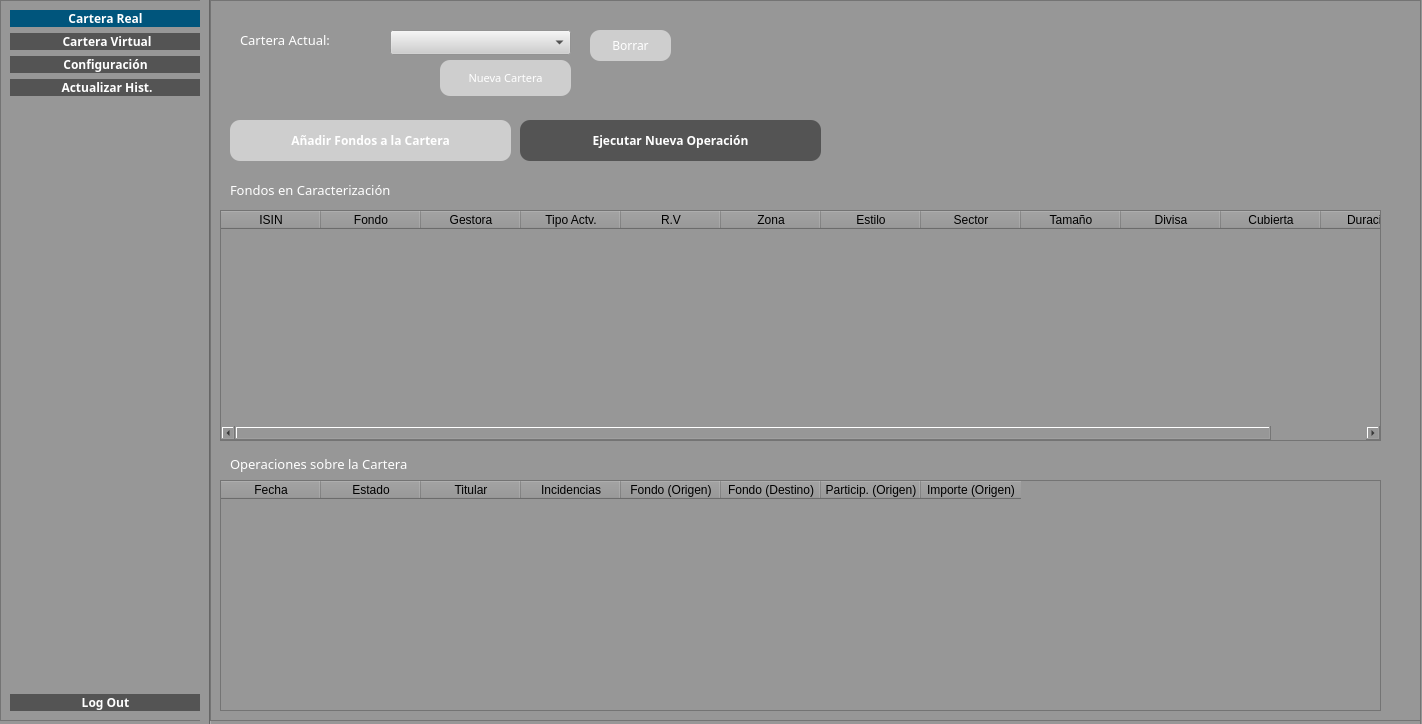
This is src/GUI/PrincipalUsuario.ui in jesusramondovale/IngenicaSTS as Qt 5 draws it before an edit. The edited form follows.
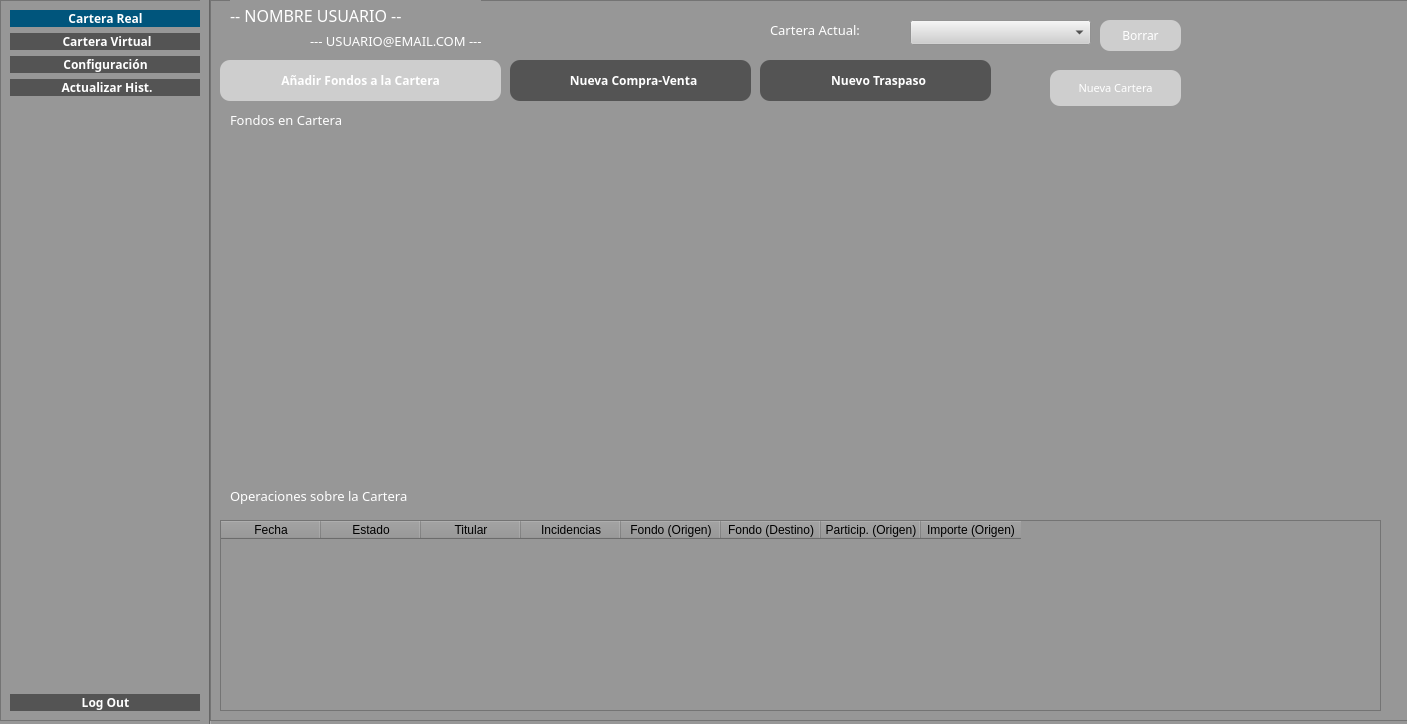
This is the edited form. Icons and pictures are not drawn.

Commit message: Añadido: Grafico Circular de Cartera

```diff
--- a/src/GUI/PrincipalUsuario.ui
+++ b/src/GUI/PrincipalUsuario.ui
@@ -6,7 +6,7 @@
    <rect>
     <x>0</x>
     <y>0</y>
-    <width>1422</width>
+    <width>1407</width>
     <height>724</height>
    </rect>
   </property>
@@ -699,8 +699,8 @@
     <widget class="QPushButton" name="buttonAddCarteraReal">
      <property name="geometry">
       <rect>
-       <x>230</x>
-       <y>60</y>
+       <x>840</x>
+       <y>70</y>
        <width>131</width>
        <height>36</height>
       </rect>
@@ -735,8 +735,8 @@
     <widget class="QComboBox" name="cbCarterasReal">
      <property name="geometry">
       <rect>
-       <x>180</x>
-       <y>30</y>
+       <x>700</x>
+       <y>20</y>
        <width>181</width>
        <height>25</height>
       </rect>
@@ -762,8 +762,8 @@
     <widget class="QPushButton" name="buttonAddISINReal">
      <property name="geometry">
       <rect>
-       <x>20</x>
-       <y>120</y>
+       <x>10</x>
+       <y>60</y>
        <width>281</width>
        <height>41</height>
       </rect>
@@ -792,9 +792,9 @@
     <widget class="QLabel" name="label_3">
      <property name="geometry">
       <rect>
-       <x>30</x>
-       <y>30</y>
-       <width>151</width>
+       <x>560</x>
+       <y>20</y>
+       <width>131</width>
        <height>19</height>
       </rect>
      </property>
@@ -816,8 +816,8 @@
     <widget class="QPushButton" name="buttonBorrarCarteraReal">
      <property name="geometry">
       <rect>
-       <x>380</x>
-       <y>30</y>
+       <x>890</x>
+       <y>20</y>
        <width>81</width>
        <height>31</height>
       </rect>
@@ -840,82 +840,12 @@
        <normaloff>../../../feather/delete.svg</normaloff>../../../feather/delete.svg</iconset>
      </property>
     </widget>
-    <widget class="QTableWidget" name="tableFondos">
+    <widget class="QPushButton" name="buttonOpBasica">
      <property name="geometry">
       <rect>
-       <x>10</x>
-       <y>210</y>
-       <width>1161</width>
-       <height>231</height>
-      </rect>
-     </property>
-     <column>
-      <property name="text">
-       <string>ISIN</string>
-      </property>
-     </column>
-     <column>
-      <property name="text">
-       <string>Fondo</string>
-      </property>
-     </column>
-     <column>
-      <property name="text">
-       <string>Gestora</string>
-      </property>
-     </column>
-     <column>
-      <property name="text">
-       <string>Tipo Actv.</string>
-      </property>
-     </column>
-     <column>
-      <property name="text">
-       <string>R.V</string>
-      </property>
-     </column>
-     <column>
-      <property name="text">
-       <string>Zona</string>
-      </property>
-     </column>
-     <column>
-      <property name="text">
-       <string>Estilo</string>
-      </property>
-     </column>
-     <column>
-      <property name="text">
-       <string>Sector</string>
-      </property>
-     </column>
-     <column>
-      <property name="text">
-       <string>Tamaño</string>
-      </property>
-     </column>
-     <column>
-      <property name="text">
-       <string>Divisa</string>
-      </property>
-     </column>
-     <column>
-      <property name="text">
-       <string>Cubierta</string>
-      </property>
-     </column>
-     <column>
-      <property name="text">
-       <string>Duración</string>
-      </property>
-     </column>
-    </widget>
-    <widget class="QPushButton" name="buttonOperacion">
-     <property name="geometry">
-      <rect>
-       <x>310</x>
-       <y>120</y>
-       <width>301</width>
+       <x>300</x>
+       <y>60</y>
+       <width>241</width>
        <height>41</height>
       </rect>
      </property>
@@ -928,7 +858,7 @@
       </font>
      </property>
      <property name="text">
-      <string>Ejecutar Nueva Operación</string>
+      <string>  Nueva Compra-Venta</string>
      </property>
      <property name="icon">
       <iconset>
@@ -945,7 +875,7 @@
      <property name="geometry">
       <rect>
        <x>20</x>
-       <y>180</y>
+       <y>110</y>
        <width>231</width>
        <height>19</height>
       </rect>
@@ -962,14 +892,14 @@
       <string notr="true"/>
      </property>
      <property name="text">
-      <string>Fondos en Caracterización</string>
+      <string>Fondos en Cartera</string>
      </property>
     </widget>
     <widget class="QLabel" name="label_5">
      <property name="geometry">
       <rect>
        <x>20</x>
-       <y>448</y>
+       <y>480</y>
        <width>251</width>
        <height>31</height>
       </rect>
@@ -993,9 +923,9 @@
      <property name="geometry">
       <rect>
        <x>10</x>
-       <y>480</y>
+       <y>520</y>
        <width>1161</width>
-       <height>231</height>
+       <height>191</height>
       </rect>
      </property>
      <column>
@@ -1039,6 +969,99 @@
       </property>
      </column>
     </widget>
+    <widget class="QLabel" name="labelUsuarioReal">
+     <property name="geometry">
+      <rect>
+       <x>20</x>
+       <y>0</y>
+       <width>251</width>
+       <height>31</height>
+      </rect>
+     </property>
+     <property name="font">
+      <font>
+       <family>Yu Gothic UI Light</family>
+       <pointsize>12</pointsize>
+       <weight>50</weight>
+       <bold>false</bold>
+      </font>
+     </property>
+     <property name="styleSheet">
+      <string notr="true"/>
+     </property>
+     <property name="text">
+      <string>-- NOMBRE USUARIO --</string>
+     </property>
+    </widget>
+    <widget class="QLabel" name="labelEmailReal">
+     <property name="geometry">
+      <rect>
+       <x>100</x>
+       <y>30</y>
+       <width>291</width>
+       <height>21</height>
+      </rect>
+     </property>
+     <property name="font">
+      <font>
+       <family>Yu Gothic UI Light</family>
+       <pointsize>10</pointsize>
+       <weight>50</weight>
+       <bold>false</bold>
+      </font>
+     </property>
+     <property name="styleSheet">
+      <string notr="true">*{
+background: qlineargradient(spread:pad, x1:0, y1:0, x2:1, y2:0, stop:0
+rgba(255, 255, 255, 0), stop:1 rgba(177, 177, 177, 0)) 
+}</string>
+     </property>
+     <property name="text">
+      <string>--- USUARIO@EMAIL.COM ---</string>
+     </property>
+    </widget>
+    <widget class="QWidget" name="horizontalLayoutWidget_2">
+     <property name="geometry">
+      <rect>
+       <x>10</x>
+       <y>140</y>
+       <width>371</width>
+       <height>311</height>
+      </rect>
+     </property>
+     <layout class="QHBoxLayout" name="layoutPieChart"/>
+    </widget>
+    <widget class="QPushButton" name="buttonOpTraspaso">
+     <property name="geometry">
+      <rect>
+       <x>550</x>
+       <y>60</y>
+       <width>231</width>
+       <height>41</height>
+      </rect>
+     </property>
+     <property name="font">
+      <font>
+       <family>Yu Gothic UI Light</family>
+       <pointsize>9</pointsize>
+       <weight>75</weight>
+       <bold>true</bold>
+      </font>
+     </property>
+     <property name="text">
+      <string>  Nuevo Traspaso</string>
+     </property>
+     <property name="icon">
+      <iconset>
+       <normaloff>../../../feather/refresh-cw.svg</normaloff>../../../feather/refresh-cw.svg</iconset>
+     </property>
+     <property name="checkable">
+      <bool>false</bool>
+     </property>
+     <property name="checked">
+      <bool>false</bool>
+     </property>
+    </widget>
    </widget>
   </widget>
  </widget>
```
Left out of the diff: 19 changed lines with no effect on the pictures. The commit also changes 10 other files.
